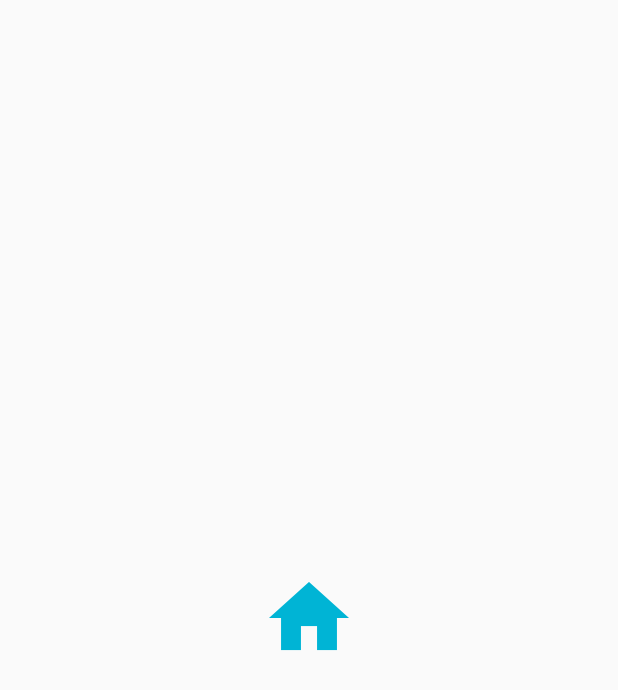
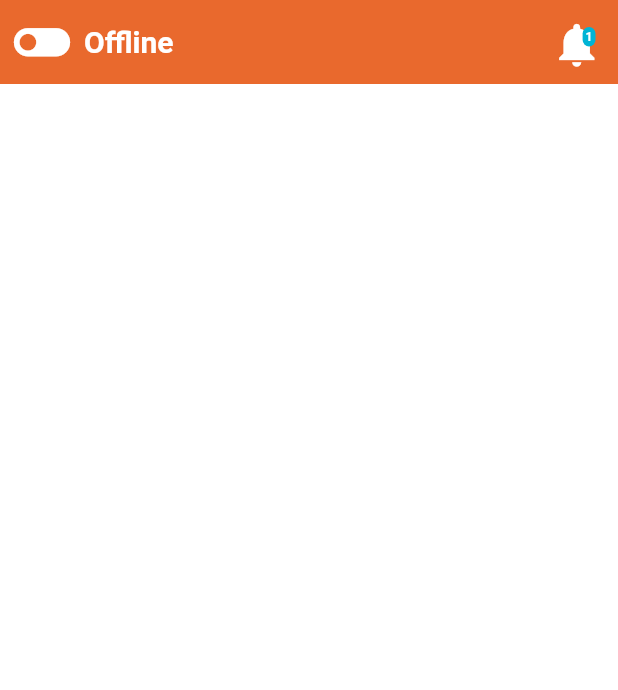
Before and after one commit to OeungChheanghok123/LoyEat, a Flutter app: the HomePage screen opened directly, on a phone screen of 412 x 824 dp. Shown: the top 690 px of the screen. Run offline on Flutter 3.47's test engine with Material 2 defaults, Android fonts, the phone set to English and light mode, and no system bars; our stand-ins replace flutter_svg.

Commit message:
LoyEat Driver Delivery App

```diff
--- a/lib/page/become_driver.dart
+++ b/lib/page/become_driver.dart
@@ -12,11 +12,11 @@ class BecomeDriver extends StatefulWidget {
 class _BecomeDriverState extends State<BecomeDriver> {
   @override
   Widget build(BuildContext context) {
-    return const Scaffold(
-      extendBody: true,
-      backgroundColor: white,
-      body: SafeArea(
-        child: BecomeDriverWidget(),
+    return const SafeArea(
+      child: Scaffold(
+        extendBody: true,
+        backgroundColor: white,
+        body: BecomeDriverWidget(),
       ),
     );
   }
--- a/lib/page/home_page.dart
+++ b/lib/page/home_page.dart
@@ -1,20 +1,93 @@
 import 'package:flutter/material.dart';
 import 'package:loy_eat/controller/color.dart';
+import 'package:loy_eat/widget/home_page_widget.dart';
 
-class HomePage extends StatelessWidget {
+class HomePage extends StatefulWidget {
   const HomePage({Key? key}) : super(key: key);
 
   @override
+  State<HomePage> createState() => _HomePageState();
+}
+
+class _HomePageState extends State<HomePage> {
+
+  bool isToggleClick = false;
+
+  @override
   Widget build(BuildContext context) {
-    return const Scaffold(
-      body: SafeArea(
-        child: Center(
-          child: Icon(Icons.home,
-            size: 64,
-            color: rabbit,
-          )
+    return SafeArea(
+      child: Scaffold(
+        extendBody: true,
+        backgroundColor: white,
+        appBar: _buildAppBar(
+            isToggleClick ? rabbit : carrot,
+            isToggleClick ? Icons.toggle_on : Icons.toggle_off,
+            isToggleClick ? 'Online' : 'Offline',
+            isToggleClick ? carrot : rabbit,
+            Icons.notifications,
         ),
+        body: const HomePageWidget(),
       ),
     );
   }
+
+  AppBar _buildAppBar(Color backgroundColor, IconData leadingIcon, String text, Color counterColor, IconData iconButton){
+    return  AppBar(
+      backgroundColor: backgroundColor,
+      elevation: 0,
+      leading: InkWell(
+        splashColor: Colors.transparent,
+        onTap: (){
+          setState(() {
+            isToggleClick = !isToggleClick;
+          });
+        },
+        child: Icon(leadingIcon,
+          size: 45,
+        ),
+      ),
+      titleSpacing: 0,
+      title: Text(text,
+        style: const TextStyle(
+          fontSize: 20,
+          fontWeight: FontWeight.w600,
+          color: white,
+        ),
+      ),
+      actions: <Widget>[
+        Stack(
+          alignment: Alignment.center,
+          children: [
+            Container(
+              margin: const EdgeInsets.only(right: 5),
+              child: IconButton(
+                icon: Icon(iconButton,
+                  size: 35,
+                ),
+                onPressed: () {},
+              ),
+            ),
+            Positioned(
+              top: 18,
+              right: 15,
+              child: Container(
+                decoration: BoxDecoration(
+                  color: counterColor,
+                  borderRadius: BorderRadius.circular(5),
+                ),
+                padding: const EdgeInsets.all(2.0),
+                child: const Text('1',
+                  style: TextStyle(
+                    color: white,
+                    fontSize: 8,
+                    fontWeight: FontWeight.bold,
+                  ),
+                ),
+              ),
+            ),
+          ],
+        ),
+      ],
+    );
+  }
 }
--- a/lib/widget/become_driver_widget.dart
+++ b/lib/widget/become_driver_widget.dart
@@ -54,7 +54,6 @@ class _BecomeDriverWidgetState extends State<BecomeDriverWidget> {
       scrollDirection: Axis.vertical,
       child: Container(
         margin: const EdgeInsets.all(15.0),
-        width: MediaQuery.of(context).size.width,
         child: Column(
           mainAxisSize: MainAxisSize.min,
           children: [
@@ -485,10 +484,9 @@ class _BecomeDriverWidgetState extends State<BecomeDriverWidget> {
       ),
     ),
   );
-  Widget _buildButtonSubmit(String text) => InkWell(
-    child: Container(
+  Widget _buildButtonSubmit(String text) => Container(
       padding: const EdgeInsets.symmetric(vertical: 15),
-        margin: const EdgeInsets.symmetric(horizontal: 25, vertical: 15),
+      margin: const EdgeInsets.fromLTRB(25, 15, 25, 0),
       decoration: BoxDecoration(
         color: rabbit,
         borderRadius: BorderRadius.circular(10),
@@ -502,6 +500,5 @@ class _BecomeDriverWidgetState extends State<BecomeDriverWidget> {
           ),
         ),
       )
-    ),
   );
 }
--- /dev/null
+++ b/lib/widget/home_page_widget.dart
@@ -0,0 +1,28 @@
+import 'package:flutter/material.dart';
+
+class HomePageWidget extends StatefulWidget {
+  const HomePageWidget({Key? key}) : super(key: key);
+
+  @override
+  _HomePageWidgetState createState() => _HomePageWidgetState();
+}
+
+class _HomePageWidgetState extends State<HomePageWidget> {
+
+  @override
+  Widget build(BuildContext context) {
+
+    return SingleChildScrollView(
+      scrollDirection: Axis.vertical,
+      child: Container(
+        margin: const EdgeInsets.all(15.0),
+        child: Column(
+          mainAxisSize: MainAxisSize.min,
+          children: const [
+
+          ],
+        ),
+      ),
+    );
+  }
+}
--- a/pubspec.yaml
+++ b/pubspec.yaml
@@ -35,6 +35,7 @@ dependencies:
   # Use with the CupertinoIcons class for iOS style icons.
   cupertino_icons: ^1.0.2
   flutter_svg: ^1.0.0
+  flutter_cupertino_date_picker: ^1.0.26+2
 
 dev_dependencies:
   flutter_test:
```
Also changed, not shown: pubspec.lock. Lines whose indentation alone changed are shown as unchanged.
